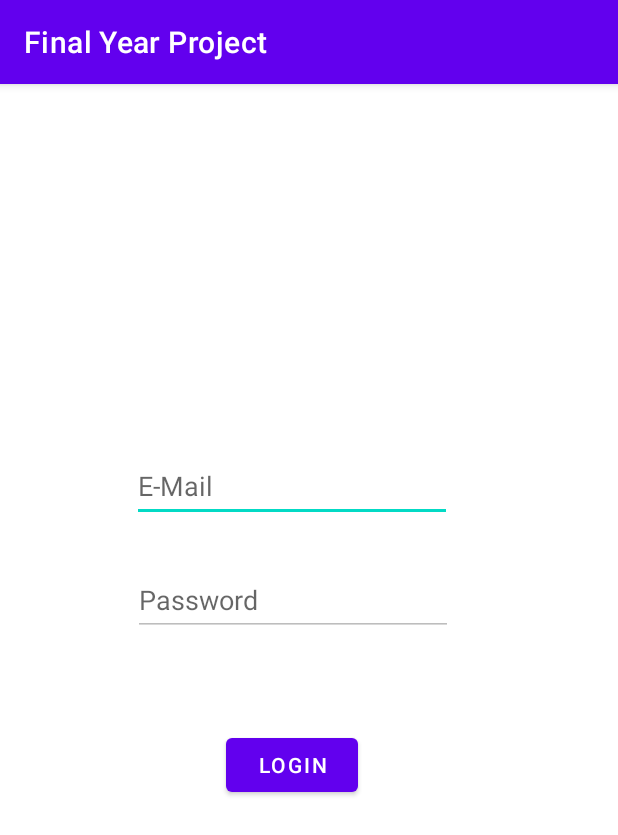
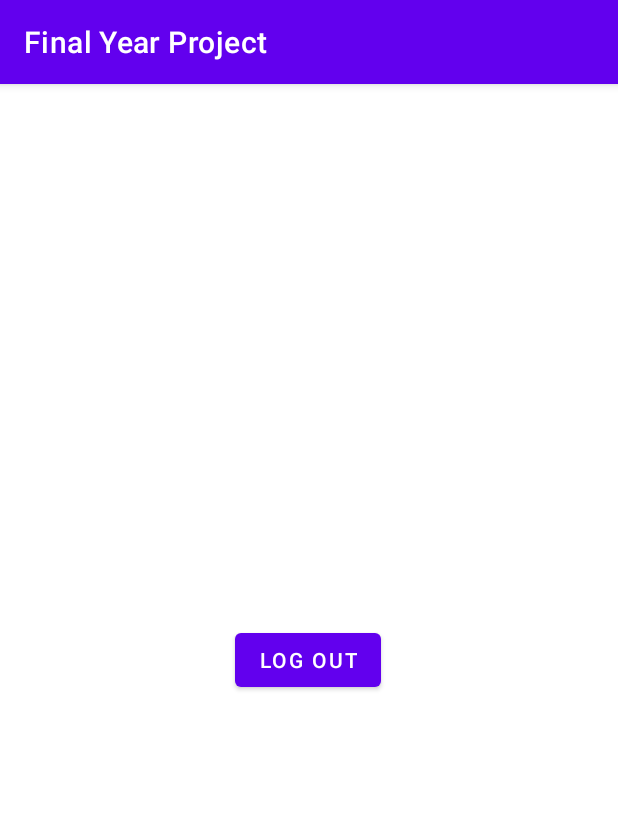
Before and after one commit to patrick31701/Final-Year-Project, an Android app: the screen it shows after launch (MainActivity before the commit, LoggedIn after it), on a phone screen of 412 x 824 dp. Shown: the top 835 px of the screen. Run offline under Robolectric (Android 15) with nearby library versions, the light colour scheme and no system bars; our stand-ins replace Firebase (no records; nobody signed in at launch, a user with empty details on screens opened directly).

Commit message:
Verification done

```diff
--- /dev/null
+++ b/FinalYearProject/app/src/main/java/com/mad1/finalyearproject/LoggedIn.java
@@ -0,0 +1,31 @@
+package com.mad1.finalyearproject;
+
+import android.content.Intent;
+import android.os.Bundle;
+import android.widget.Button;
+
+import androidx.appcompat.app.AppCompatActivity;
+
+import com.google.firebase.auth.FirebaseAuth;
+import com.google.firebase.auth.FirebaseUser;
+
+public class LoggedIn extends AppCompatActivity {
+    Button logout;
+    FirebaseAuth fAuth;
+    FirebaseUser user;
+
+    @Override
+    protected void onCreate(Bundle savedInstanceState) {
+        super.onCreate(savedInstanceState);
+        setContentView(R.layout.activity_logged_in);
+        logout = findViewById(R.id.btn_logout);
+        fAuth = FirebaseAuth.getInstance();
+        user = fAuth.getCurrentUser();
+
+        logout.setOnClickListener(v -> {
+            fAuth.signOut();
+            startActivity(new Intent(getApplicationContext(), MainActivity.class));
+            finish();
+        });
+    }
+}
--- /dev/null
+++ b/FinalYearProject/app/src/main/res/layout/activity_logged_in.xml
@@ -0,0 +1,19 @@
+<?xml version="1.0" encoding="utf-8"?>
+<androidx.constraintlayout.widget.ConstraintLayout xmlns:android="http://schemas.android.com/apk/res/android"
+    xmlns:app="http://schemas.android.com/apk/res-auto"
+    xmlns:tools="http://schemas.android.com/tools"
+    android:layout_width="match_parent"
+    android:layout_height="match_parent">
+
+    <Button
+        android:id="@+id/btn_logout"
+        android:layout_width="wrap_content"
+        android:layout_height="wrap_content"
+        android:text="Log Out"
+
+        app:layout_constraintBottom_toBottomOf="parent"
+        app:layout_constraintEnd_toEndOf="parent"
+        app:layout_constraintHorizontal_bias="0.498"
+        app:layout_constraintStart_toStartOf="parent"
+        app:layout_constraintTop_toTopOf="parent" />
+</androidx.constraintlayout.widget.ConstraintLayout>
```
Also changed, not shown: FinalYearProject/app/src/main/AndroidManifest.xml (+13 -0 lines), FinalYearProject/app/src/main/java/com/mad1/finalyearproject/MainActivity.java (+37 -4 lines).
